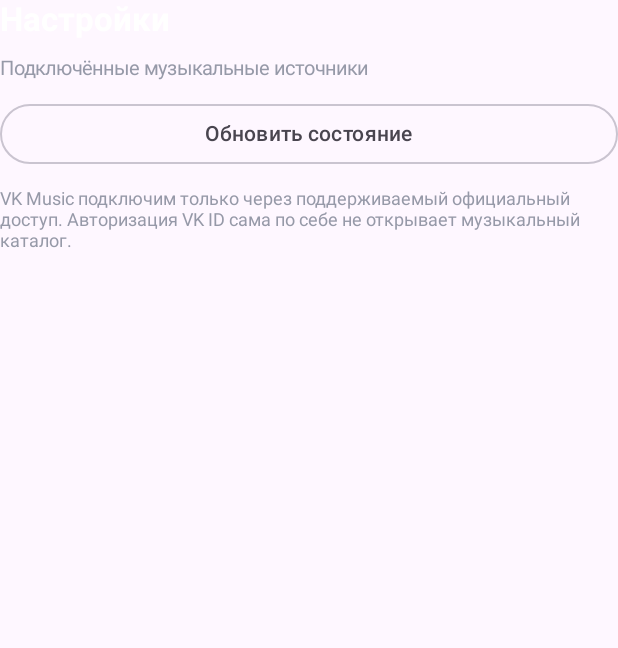
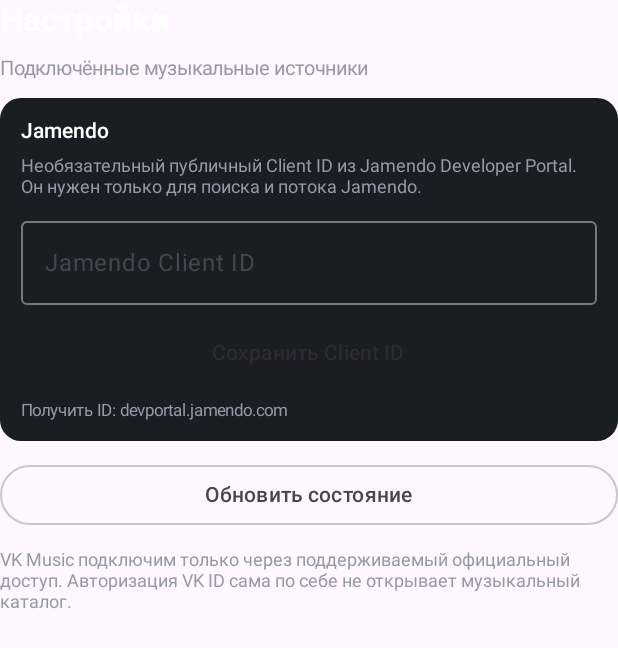
Before and after one commit to a1exbr01208/VK-Wave, an Android app built with Jetpack Compose: the composable SettingsScreen shown on its own in the app's theme, on a phone screen of 412 x 824 dp. Shown: the top 648 px of the screen. Run offline under Robolectric (Android 15) with nearby library versions, the phone set to English and light mode, and no system bars; 5 statements that could not run were skipped.

Commit message:
Add Jamendo client ID settings field

```diff
--- a/app/src/main/java/com/vkwave/app/MainActivity.kt
+++ b/app/src/main/java/com/vkwave/app/MainActivity.kt
@@ -365,6 +365,14 @@ private fun SettingsScreen(
 ) {
     var statuses by remember { mutableStateOf(emptyMap<String, String>()) }
     var refreshing by remember { mutableStateOf(false) }
+    val context = androidx.compose.ui.platform.LocalContext.current
+    val jamendo = remember(sourceRegistry) {
+        sourceRegistry.get(JamendoMusicSource.SOURCE_ID) as? JamendoMusicSource
+    }
+    var jamendoClientId by remember(jamendo) {
+        mutableStateOf(jamendo?.configuredClientId.orEmpty())
+    }
+    var savingJamendo by remember { mutableStateOf(false) }
     val scope = rememberCoroutineScope()
 
     suspend fun refreshStatuses() {
@@ -384,6 +392,43 @@ private fun SettingsScreen(
     ) {
         Text("Настройки", color = Color.White, fontSize = 22.sp, fontWeight = FontWeight.Bold)
         Text("Подключённые музыкальные источники", color = Muted, fontSize = 13.sp)
+        Surface(color = Panel, shape = RoundedCornerShape(14.dp), modifier = Modifier.fillMaxWidth()) {
+            Column(Modifier.padding(14.dp), verticalArrangement = Arrangement.spacedBy(8.dp)) {
+                Text("Jamendo", color = Color.White, fontWeight = FontWeight.SemiBold)
+                Text(
+                    "Необязательный публичный Client ID из Jamendo Developer Portal. Он нужен только для поиска и потока Jamendo.",
+                    color = Muted,
+                    fontSize = 12.sp
+                )
+                OutlinedTextField(
+                    value = jamendoClientId,
+                    onValueChange = { jamendoClientId = it },
+                    modifier = Modifier.fillMaxWidth(),
+                    singleLine = true,
+                    label = { Text("Jamendo Client ID") }
+                )
+                Button(
+                    onClick = {
+                        scope.launch {
+                            savingJamendo = true
+                            jamendo?.setClientId(jamendoClientId)
+                            context.persistJamendoClientId(jamendoClientId)
+                            statuses = loadSourceStatusLabels(sourceRegistry)
+                            savingJamendo = false
+                        }
+                    },
+                    enabled = !savingJamendo && jamendo != null,
+                    modifier = Modifier.fillMaxWidth()
+                ) {
+                    Text(if (savingJamendo) "Сохраняем…" else "Сохранить Client ID")
+                }
+                Text(
+                    "Получить ID: devportal.jamendo.com",
+                    color = Muted,
+                    fontSize = 11.sp
+                )
+            }
+        }
         OutlinedButton(
             onClick = { scope.launch { refreshStatuses() } },
             enabled = !refreshing,
```
